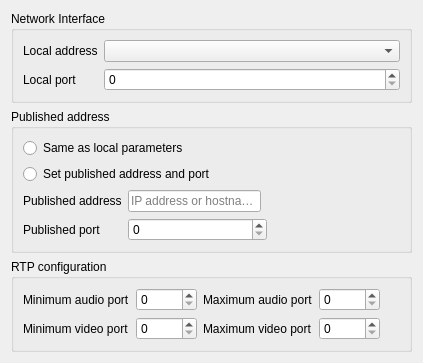
Above: src/conf/account/accountpages/network.ui from KDE/ring-kde before the change. Below: the same form after it.
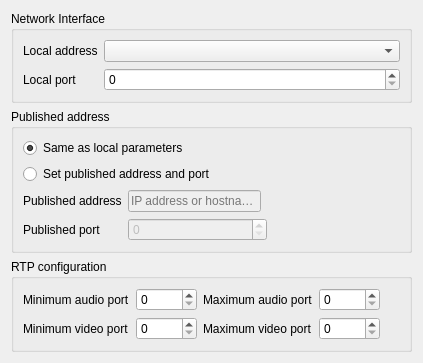
That is the form after the change. Custom widgets are drawn as their Qt base class.

```diff
--- a/src/conf/account/accountpages/network.ui
+++ b/src/conf/account/accountpages/network.ui
@@ -65,6 +65,9 @@
         <property name="text">
          <string>Same as local parameters</string>
         </property>
+        <property name="checked">
+         <bool>true</bool>
+        </property>
        </widget>
       </item>
       <item row="1" column="0" rowspan="2" colspan="3">
@@ -90,6 +93,9 @@
       </item>
       <item row="4" column="1" colspan="2">
        <widget class="QSpinBox" name="lrcfg_publishedPort">
+        <property name="enabled">
+         <bool>false</bool>
+        </property>
         <property name="maximum">
          <number>65535</number>
         </property>
@@ -97,6 +103,9 @@
       </item>
       <item row="3" column="1">
        <widget class="QLineEdit" name="lrcfg_publishedAddress">
+        <property name="enabled">
+         <bool>false</bool>
+        </property>
         <property name="placeholderText">
          <string>IP address or hostname</string>
         </property>
```
